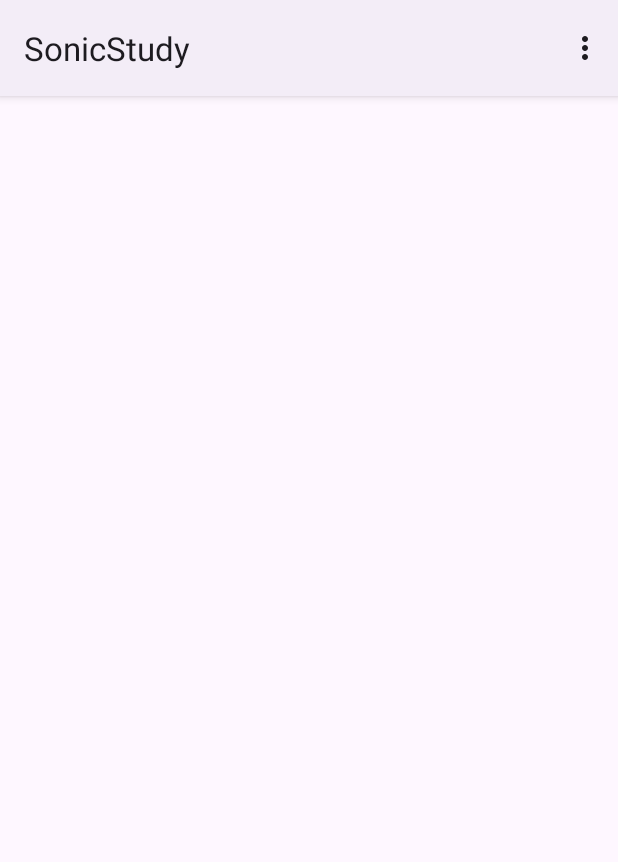
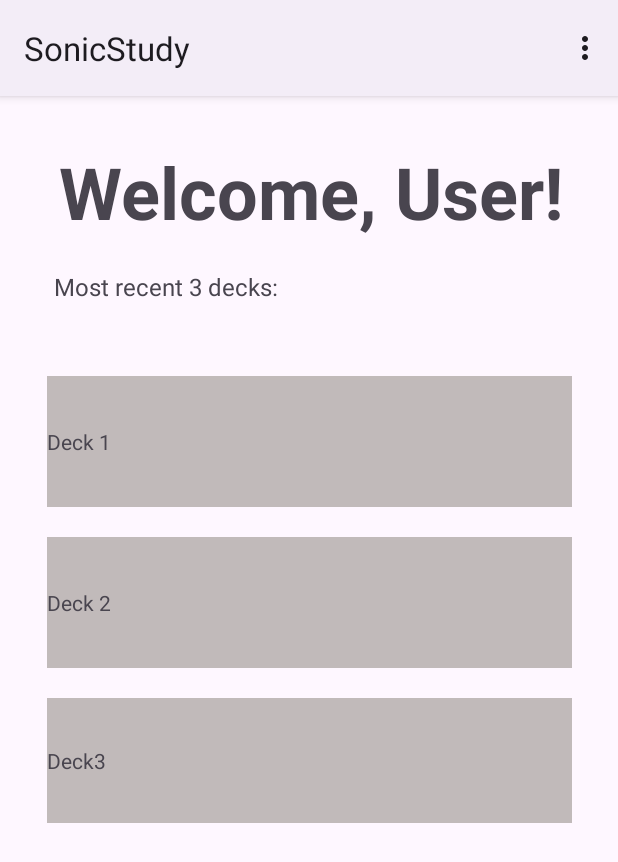
Before and after one commit to ayumahapat0/Sonic_Study, an Android app: the screen it shows after launch (MainActivity), on a phone screen of 412 x 824 dp. Shown: the top 862 px of the screen. Run offline under Robolectric (Android 15) with nearby library versions, the phone set to English and light mode, and no system bars.

Commit message:
added initial home screen

```diff
--- a/app/src/main/res/layout/activity_main.xml
+++ b/app/src/main/res/layout/activity_main.xml
@@ -7,4 +7,67 @@
 android:layout_height="match_parent"
 tools:context=".MainActivity">
 
+<TextView
+    android:id="@+id/welcomeText"
+    android:layout_width="wrap_content"
+    android:layout_height="wrap_content"
+    android:layout_marginTop="31dp"
+    android:layout_marginEnd="36dp"
+    android:text="Welcome, User!"
+    android:textSize="48sp"
+    android:textStyle="bold"
+    app:layout_constraintEnd_toEndOf="parent"
+    app:layout_constraintTop_toTopOf="parent" />
+
+<TextView
+    android:id="@+id/recentDecksText"
+    android:layout_width="wrap_content"
+    android:layout_height="wrap_content"
+    android:layout_marginStart="36dp"
+    android:layout_marginTop="20dp"
+    android:text="Most recent 3 decks:"
+    android:textSize="16sp"
+    app:layout_constraintStart_toStartOf="parent"
+    app:layout_constraintTop_toBottomOf="@+id/welcomeText" />
+
+<LinearLayout
+    android:id="@+id/linearLayout"
+    android:layout_width="370dp"
+    android:layout_height="555dp"
+    android:layout_marginStart="19dp"
+    android:layout_marginEnd="19dp"
+    android:layout_marginBottom="28dp"
+    android:orientation="vertical"
+    app:layout_constraintBottom_toBottomOf="parent"
+    app:layout_constraintEnd_toEndOf="parent"
+    app:layout_constraintStart_toStartOf="parent">
+
+    <TextView
+        android:id="@+id/homeDeck1"
+        android:layout_width="match_parent"
+        android:layout_height="87dp"
+        android:layout_margin="10dp"
+        android:background="#C1BABA"
+        android:gravity="center_vertical"
+        android:text="Deck 1" />
+
+    <TextView
+        android:id="@+id/homeDeck2"
+        android:layout_width="match_parent"
+        android:layout_height="87dp"
+        android:layout_margin="10dp"
+        android:background="#C1BABA"
+        android:gravity="center_vertical"
+        android:text="Deck 2" />
+
+    <TextView
+        android:id="@+id/homeDeck3"
+        android:layout_width="match_parent"
+        android:layout_height="83dp"
+        android:layout_margin="10dp"
+        android:background="#C1BABA"
+        android:gravity="center_vertical"
+        android:text="Deck3" />
+</LinearLayout>
+
 </androidx.constraintlayout.widget.ConstraintLayout>
```
Lines whose indentation alone changed are shown as unchanged.
